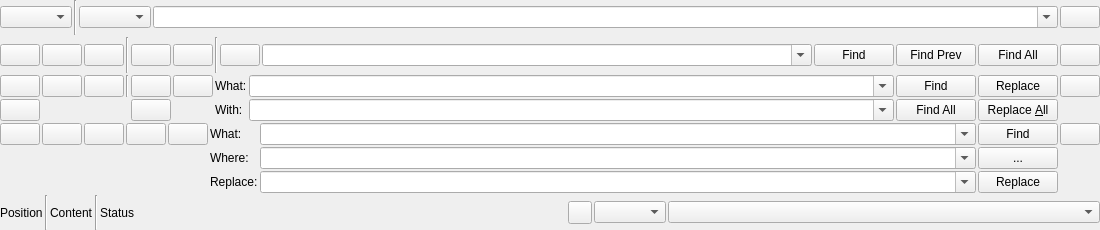
First picture: the form in resources/ui/codeeditor/newstatus.ui, repository prymatex/prymatex, before the edit.
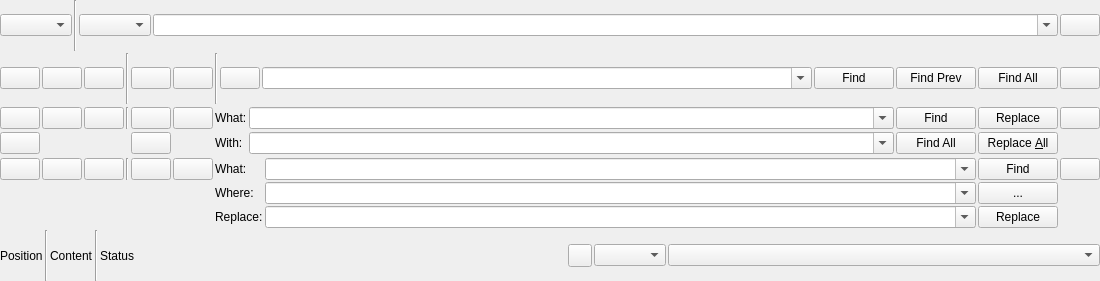
Second picture: the form after the edit. Icons and pictures are not drawn.

Commit message: Toggle status buttons

```diff
--- a/resources/ui/codeeditor/newstatus.ui
+++ b/resources/ui/codeeditor/newstatus.ui
@@ -7,7 +7,7 @@
     <x>0</x>
     <y>0</y>
     <width>1100</width>
-    <height>230</height>
+    <height>281</height>
    </rect>
   </property>
   <property name="windowTitle">
@@ -476,7 +476,7 @@
       <property name="spacing">
        <number>2</number>
       </property>
-      <item row="0" column="9">
+      <item row="0" column="10">
        <widget class="QPushButton" name="pushButtonFindInFilesClose">
         <property name="text">
          <string/>
@@ -488,7 +488,7 @@
         </property>
        </widget>
       </item>
-      <item row="0" column="4">
+      <item row="0" column="5">
        <widget class="QPushButton" name="pushButtonFindInFilesUseEditor">
         <property name="toolTip">
          <string>Use editor</string>
@@ -503,21 +503,21 @@
         </property>
        </widget>
       </item>
-      <item row="2" column="5">
+      <item row="2" column="6">
        <widget class="QLabel" name="labelFindMode_6">
         <property name="text">
          <string>Replace:</string>
         </property>
        </widget>
       </item>
-      <item row="0" column="5">
+      <item row="0" column="6">
        <widget class="QLabel" name="labelFindMode_5">
         <property name="text">
          <string>What:</string>
         </property>
        </widget>
       </item>
-      <item row="1" column="5">
+      <item row="1" column="6">
        <widget class="QLabel" name="labelFindMode_4">
         <property name="text">
          <string>Where:</string>
@@ -539,7 +539,7 @@
         </property>
        </widget>
       </item>
-      <item row="2" column="6">
+      <item row="2" column="7">
        <widget class="QComboBox" name="comboBoxFindInFilesReplace">
         <property name="sizePolicy">
          <sizepolicy hsizetype="Expanding" vsizetype="Fixed">
@@ -552,7 +552,7 @@
         </property>
        </widget>
       </item>
-      <item row="0" column="6">
+      <item row="0" column="7">
        <widget class="QComboBox" name="comboBoxFindInFilesWhat">
         <property name="sizePolicy">
          <sizepolicy hsizetype="Expanding" vsizetype="Fixed">
@@ -580,7 +580,7 @@
         </property>
        </widget>
       </item>
-      <item row="0" column="3">
+      <item row="0" column="4">
        <widget class="QPushButton" name="pushButtonFindInFilesShowContext">
         <property name="toolTip">
          <string>Show context</string>
@@ -610,7 +610,7 @@
         </property>
        </widget>
       </item>
-      <item row="1" column="6">
+      <item row="1" column="7">
        <widget class="QComboBox" name="comboBoxFindInFilesWhere">
         <property name="sizePolicy">
          <sizepolicy hsizetype="Expanding" vsizetype="Fixed">
@@ -623,7 +623,7 @@
         </property>
        </widget>
       </item>
-      <item row="0" column="7">
+      <item row="0" column="8">
        <widget class="QPushButton" name="pushButtonFindInFilesFind">
         <property name="toolTip">
          <string>&lt;!DOCTYPE HTML PUBLIC &quot;-//W3C//DTD HTML 4.0//EN&quot; &quot;http://www.w3.org/TR/REC-html40/strict.dtd&quot;&gt;
@@ -637,7 +637,7 @@
         </property>
        </widget>
       </item>
-      <item row="2" column="7">
+      <item row="2" column="8">
        <widget class="QPushButton" name="pushButtonFindInFilesReplace">
         <property name="toolTip">
          <string>&lt;!DOCTYPE HTML PUBLIC &quot;-//W3C//DTD HTML 4.0//EN&quot; &quot;http://www.w3.org/TR/REC-html40/strict.dtd&quot;&gt;
@@ -656,13 +656,20 @@
         </property>
        </widget>
       </item>
-      <item row="1" column="7">
+      <item row="1" column="8">
        <widget class="QPushButton" name="pushButtonFindInFilesWhere">
         <property name="text">
          <string>...</string>
         </property>
        </widget>
       </item>
+      <item row="0" column="3">
+       <widget class="Line" name="line_7">
+        <property name="orientation">
+         <enum>Qt::Vertical</enum>
+        </property>
+       </widget>
+      </item>
      </layout>
     </widget>
    </item>
```
Left out of the diff: 2 changed lines with no effect on the pictures. The commit also changes 5 other files.
